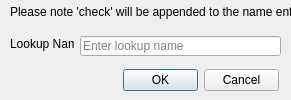
Qt form ui/wizard/ui_lookup_entity.ui (gltn/stdm) before a commit.
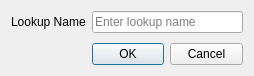
The same form after that commit.

Commit message: Added layouts on all property editors

Patch:
```diff
--- a/ui/wizard/ui_lookup_entity.ui
+++ b/ui/wizard/ui_lookup_entity.ui
@@ -6,38 +6,19 @@
    <rect>
     <x>0</x>
     <y>0</y>
-    <width>291</width>
-    <height>100</height>
+    <width>254</width>
+    <height>71</height>
    </rect>
   </property>
   <property name="windowTitle">
    <string>Lookup entity</string>
   </property>
-  <widget class="QDialogButtonBox" name="buttonBox">
-   <property name="geometry">
-    <rect>
-     <x>123</x>
-     <y>69</y>
-     <width>156</width>
-     <height>23</height>
-    </rect>
+  <layout class="QFormLayout" name="formLayout">
+   <property name="verticalSpacing">
+    <number>10</number>
    </property>
-   <property name="orientation">
-    <enum>Qt::Horizontal</enum>
-   </property>
-   <property name="standardButtons">
-    <set>QDialogButtonBox::Cancel|QDialogButtonBox::Ok</set>
-   </property>
-  </widget>
+   <item row="0" column="0">
   <widget class="QLabel" name="label">
-   <property name="geometry">
-    <rect>
-     <x>10</x>
-     <y>36</y>
-     <width>64</width>
-     <height>16</height>
-    </rect>
-   </property>
    <property name="minimumSize">
     <size>
      <width>60</width>
@@ -48,35 +29,25 @@
     <string>Lookup Name</string>
    </property>
   </widget>
+   </item>
+   <item row="0" column="1">
   <widget class="QLineEdit" name="edtName">
-   <property name="geometry">
-    <rect>
-     <x>80</x>
-     <y>36</y>
-     <width>201</width>
-     <height>20</height>
-    </rect>
-   </property>
    <property name="placeholderText">
     <string>Enter lookup name</string>
    </property>
   </widget>
-  <widget class="QLabel" name="label_2">
-   <property name="geometry">
-    <rect>
-     <x>10</x>
-     <y>4</y>
-     <width>291</width>
-     <height>16</height>
-    </rect>
-   </property>
-   <property name="text">
-    <string>Please note 'check' will be appended to the name entered</string>
-   </property>
-   <property name="textFormat">
-    <enum>Qt::AutoText</enum>
-   </property>
-  </widget>
+   </item>
+   <item row="1" column="1">
+    <widget class="QDialogButtonBox" name="buttonBox">
+     <property name="orientation">
+      <enum>Qt::Horizontal</enum>
+     </property>
+     <property name="standardButtons">
+      <set>QDialogButtonBox::Cancel|QDialogButtonBox::Ok</set>
+     </property>
+    </widget>
+   </item>
+  </layout>
  </widget>
  <resources/>
  <connections>
```
Lines whose indentation alone changed are shown as unchanged. The commit also changes 20 other files.
